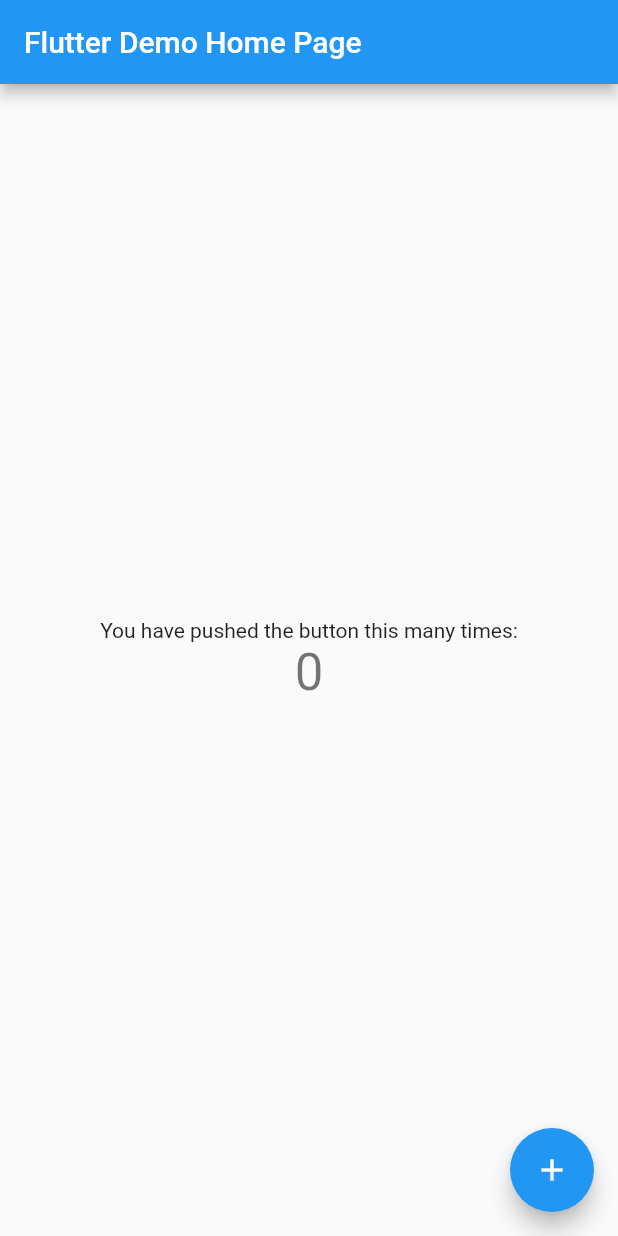
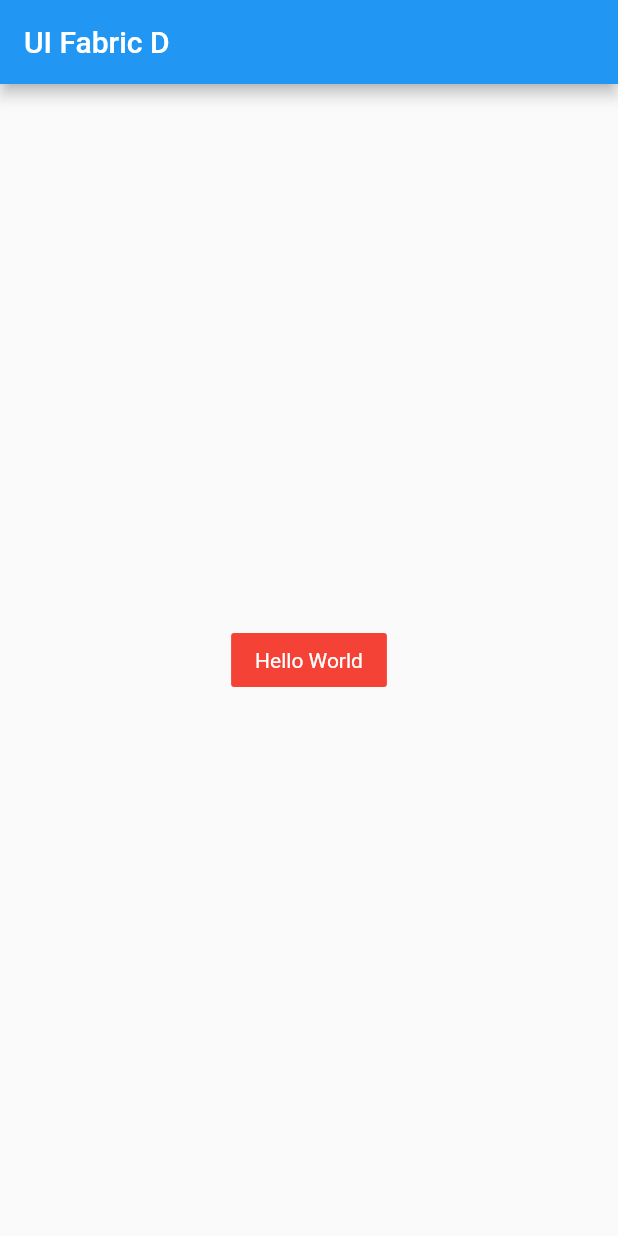
Before and after one commit to SKLn-Rad/fluent_design_flutter, a Flutter app: the screen it shows after launch, on a phone screen of 412 x 824 dp. Run offline on Flutter 3.47's test engine with Material 2 defaults, Android fonts, the phone set to English and light mode, and no system bars.

Commit message:
Start on button design

```diff
--- a/example/lib/main.dart
+++ b/example/lib/main.dart
@@ -1,111 +1,13 @@
+import 'package:example/views/home_view.dart';
 import 'package:flutter/material.dart';
 
-void main() => runApp(MyApp());
+void main() => runApp(App());
 
-class MyApp extends StatelessWidget {
-  // This widget is the root of your application.
+class App extends StatelessWidget {
   @override
   Widget build(BuildContext context) {
     return MaterialApp(
-      title: 'Flutter Demo',
-      theme: ThemeData(
-        // This is the theme of your application.
-        //
-        // Try running your application with "flutter run". You'll see the
-        // application has a blue toolbar. Then, without quitting the app, try
-        // changing the primarySwatch below to Colors.green and then invoke
-        // "hot reload" (press "r" in the console where you ran "flutter run",
-        // or simply save your changes to "hot reload" in a Flutter IDE).
-        // Notice that the counter didn't reset back to zero; the application
-        // is not restarted.
-        primarySwatch: Colors.blue,
-      ),
-      home: MyHomePage(title: 'Flutter Demo Home Page'),
+      home: HomeView(),
     );
   }
 }
-
-class MyHomePage extends StatefulWidget {
-  MyHomePage({Key key, this.title}) : super(key: key);
-
-  // This widget is the home page of your application. It is stateful, meaning
-  // that it has a State object (defined below) that contains fields that affect
-  // how it looks.
-
-  // This class is the configuration for the state. It holds the values (in this
-  // case the title) provided by the parent (in this case the App widget) and
-  // used by the build method of the State. Fields in a Widget subclass are
-  // always marked "final".
-
-  final String title;
-
-  @override
-  _MyHomePageState createState() => _MyHomePageState();
-}
-
-class _MyHomePageState extends State<MyHomePage> {
-  int _counter = 0;
-
-  void _incrementCounter() {
-    setState(() {
-      // This call to setState tells the Flutter framework that something has
-      // changed in this State, which causes it to rerun the build method below
-      // so that the display can reflect the updated values. If we changed
-      // _counter without calling setState(), then the build method would not be
-      // called again, and so nothing would appear to happen.
-      _counter++;
-    });
-  }
-
-  @override
-  Widget build(BuildContext context) {
-    // This method is rerun every time setState is called, for instance as done
-    // by the _incrementCounter method above.
-    //
-    // The Flutter framework has been optimized to make rerunning build methods
-    // fast, so that you can just rebuild anything that needs updating rather
-    // than having to individually change instances of widgets.
-    return Scaffold(
-      appBar: AppBar(
-        // Here we take the value from the MyHomePage object that was created by
-        // the App.build method, and use it to set our appbar title.
-        title: Text(widget.title),
-      ),
-      body: Center(
-        // Center is a layout widget. It takes a single child and positions it
-        // in the middle of the parent.
-        child: Column(
-          // Column is also a layout widget. It takes a list of children and
-          // arranges them vertically. By default, it sizes itself to fit its
-          // children horizontally, and tries to be as tall as its parent.
-          //
-          // Invoke "debug painting" (press "p" in the console, choose the
-          // "Toggle Debug Paint" action from the Flutter Inspector in Android
-          // Studio, or the "Toggle Debug Paint" command in Visual Studio Code)
-          // to see the wireframe for each widget.
-          //
-          // Column has various properties to control how it sizes itself and
-          // how it positions its children. Here we use mainAxisAlignment to
-          // center the children vertically; the main axis here is the vertical
-          // axis because Columns are vertical (the cross axis would be
-          // horizontal).
-          mainAxisAlignment: MainAxisAlignment.center,
-          children: <Widget>[
-            Text(
-              'You have pushed the button this many times:',
-            ),
-            Text(
-              '$_counter',
-              style: Theme.of(context).textTheme.display1,
-            ),
-          ],
-        ),
-      ),
-      floatingActionButton: FloatingActionButton(
-        onPressed: _incrementCounter,
-        tooltip: 'Increment',
-        child: Icon(Icons.add),
-      ), // This trailing comma makes auto-formatting nicer for build methods.
-    );
-  }
-}
--- /dev/null
+++ b/example/lib/views/home_view.dart
@@ -0,0 +1,25 @@
+import 'package:fabric_ui_flutter/fabric_ui_flutter.dart';
+import 'package:flutter/material.dart';
+
+class HomeView extends StatelessWidget {
+  @override
+  Widget build(BuildContext context) {
+    return Scaffold(
+      appBar: AppBar(
+        title: Text('UI Fabric D'),
+      ),
+      body: Center(
+        child: FabricButton(
+          onTap: () {},
+          // isEnabled: false,
+          isEnabled: true,
+          color: Colors.red,
+          child: Text(
+            'Hello World',
+            style: TextStyle(color: Colors.white),
+          ),
+        ),
+      ),
+    );
+  }
+}
--- /dev/null
+++ b/lib/atoms/fabric_button.dart
@@ -0,0 +1,63 @@
+import 'package:fabric_ui_flutter/constants/fabric_colors.dart';
+import 'package:fabric_ui_flutter/constants/fabric_design.dart';
+import 'package:fabric_ui_flutter/enumerations/fabric_button_style.dart';
+import 'package:fabric_ui_flutter/utils/fabric_color_utils.dart';
+
+import 'package:flutter/material.dart';
+
+class FabricButton extends StatelessWidget {
+  final Widget child;
+  final VoidCallback onTap;
+
+  final double height;
+  final bool isEnabled;
+  final FabricButtonStyle style;
+  final Color color;
+  final BorderRadius borderRadius;
+  final EdgeInsets padding;
+
+  const FabricButton({
+    @required this.child,
+    @required this.onTap,
+    this.height = kFabricButtonHeight,
+    this.isEnabled = true,
+    this.style = FabricButtonStyle.Regular,
+    this.color = FabricColors.lochmara,
+    this.padding = kFabricButtonPadding,
+    this.borderRadius,
+    Key key,
+  })  : assert(child != null),
+        assert(onTap != null),
+        assert(height != null),
+        assert(isEnabled != null),
+        assert(style != null),
+        assert(color != null),
+        assert(padding != null),
+        super(key: key);
+
+  bool get isRegular => style == FabricButtonStyle.Regular;
+
+  @override
+  Widget build(BuildContext context) {
+    final Size deviceSize = MediaQuery.of(context).size;
+    return IgnorePointer(
+      ignoring: !isEnabled,
+      child: Material(
+        color: isRegular ? color : Colors.transparent,
+        borderRadius: borderRadius ?? kFabricButtonBorderRadius,
+        child: InkWell(
+          onTap: onTap,
+          borderRadius: borderRadius ?? kFabricButtonBorderRadius,
+          radius: deviceSize.width,
+          splashColor: FabricColorUtils.darkenFabric(color, kFabricSplashDarkenRatio),
+          highlightColor: FabricColorUtils.darkenFabric(color, kFabricHighlightDarkenRatio),
+          child: Container(
+            height: height,
+            padding: padding,
+            child: child,
+          ),
+        ),
+      ),
+    );
+  }
+}
--- /dev/null
+++ b/lib/constants/fabric_colors.dart
@@ -0,0 +1,11 @@
+import 'package:flutter/widgets.dart';
+
+class FabricColors {
+  static const Color primary = const Color(0xff0078d4);
+  static const Color primaryDark = const Color(0xff106ebe);
+  static const Color primaryLight = const Color(0xffc7e0f4);
+  static const Color primaryExtraLight = const Color(0xffeff6fc);
+
+  static const Color lochmara = const Color(0xff0078d4);
+  static const Color congressBlue = const Color(0xff004e8c);
+}
--- /dev/null
+++ b/lib/constants/fabric_design.dart
@@ -0,0 +1,17 @@
+import 'package:flutter/widgets.dart';
+
+//* Sizes
+const double kFabricButtonHeight = 36.0;
+
+//* Padding
+const EdgeInsets kFabricButtonPadding = const EdgeInsets.symmetric(
+  horizontal: 16.0,
+  vertical: 10.0,
+);
+
+//* Borders
+final BorderRadius kFabricButtonBorderRadius = BorderRadius.circular(2.0);
+
+//* Ink
+const double kFabricSplashDarkenRatio = 0.4;
+const double kFabricHighlightDarkenRatio = 0.2;
--- /dev/null
+++ b/lib/enumerations/fabric_button_style.dart
@@ -0,0 +1,4 @@
+enum FabricButtonStyle {
+  Borderless,
+  Regular,
+}
--- a/lib/fabric_ui_flutter.dart
+++ b/lib/fabric_ui_flutter.dart
@@ -1,7 +1,14 @@
 library fabric_ui_flutter;
 
-/// A Calculator.
-class Calculator {
-  /// Returns [value] plus 1.
-  int addOne(int value) => value + 1;
-}
+//* Atoms
+export 'package:fabric_ui_flutter/atoms/fabric_button.dart';
+
+//* Constants
+export 'package:fabric_ui_flutter/constants/fabric_colors.dart';
+export 'package:fabric_ui_flutter/constants/fabric_design.dart';
+
+//* Enums
+export 'package:fabric_ui_flutter/enumerations/fabric_button_style.dart';
+
+//* Utils
+export 'package:fabric_ui_flutter/utils/fabric_color_utils.dart';
--- /dev/null
+++ b/lib/utils/fabric_color_utils.dart
@@ -0,0 +1,19 @@
+import 'package:flutter/widgets.dart';
+
+class FabricColorUtils {
+  static Color darkenFabric(Color color, [double amount = .1]) {
+    assert(amount >= 0 && amount <= 1);
+
+    final hsl = HSLColor.fromColor(color);
+    final hslDark = hsl.withLightness((hsl.lightness - amount).clamp(0.0, 1.0));
+    return hslDark.toColor();
+  }
+
+  static Color lightenFabric(Color color, [double amount = .1]) {
+    assert(amount >= 0 && amount <= 1);
+
+    final hsl = HSLColor.fromColor(color);
+    final hslLight = hsl.withLightness((hsl.lightness + amount).clamp(0.0, 1.0));
+    return hslLight.toColor();
+  }
+}
```
Also changed, not shown: analysis_options.yaml (+0 -20 lines), example/analysis_options.yaml (+0 -20 lines), example/pubspec.yaml (+2 -54 lines), pubspec.yaml (+1 -36 lines), example/pubspec.lock, 3 other files.
